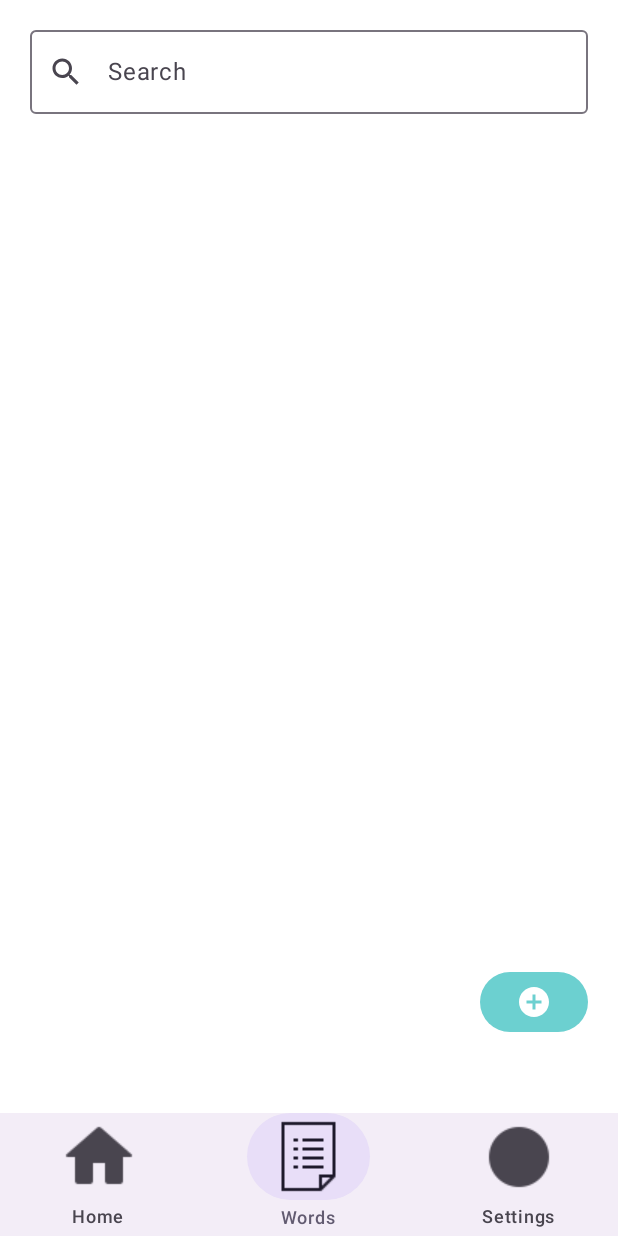
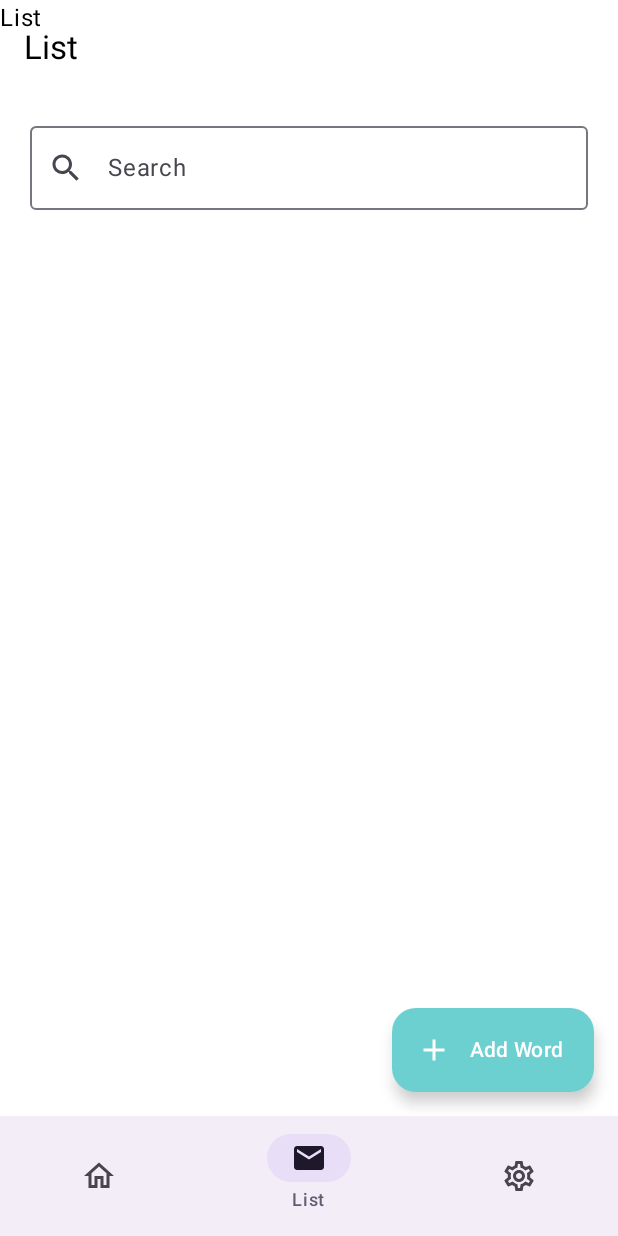
Before and after one commit to bhusarisuccess/Self-Vocab, an Android app built with Jetpack Compose: the screen it shows after launch (MainActivity), item 2 of the bottom bar chosen, on a phone screen of 412 x 824 dp. Run offline under Robolectric (Android 15) with nearby library versions, the phone set to English and light mode, and no system bars; our stand-ins replace Room's generated code.

Commit message:
Update the code changes

```diff
--- /dev/null
+++ b/app/src/main/java/com/example/self_vocab/Destination.kt
@@ -0,0 +1,9 @@
+package com.example.self_vocab
+
+enum class Destination (val route:String){
+    SPLASH_SCREEN("Splash"),
+    MAIN_SCREEN("Main"),
+    HOME_SCREEN("Home"),
+    LIST_SCREEN("List"),
+    SETTING_SCREEN("Setting"),
+}
--- a/app/src/main/java/com/example/self_vocab/MainActivity.kt
+++ b/app/src/main/java/com/example/self_vocab/MainActivity.kt
@@ -4,56 +4,17 @@ import android.os.Bundle
 import androidx.activity.ComponentActivity
 import androidx.activity.compose.setContent
 import androidx.activity.enableEdgeToEdge
-import androidx.compose.foundation.layout.padding
-import androidx.compose.material3.Scaffold
-import androidx.compose.ui.Modifier
-import androidx.navigation.compose.NavHost
-import androidx.navigation.compose.composable
-import androidx.navigation.compose.currentBackStackEntryAsState
-import androidx.navigation.compose.rememberNavController
-import com.example.self_vocab.data.WordDatabase
-import com.example.self_vocab.ui.screens.BottomNavigationMenu
-import com.example.self_vocab.ui.screens.HomeScreen
-import com.example.self_vocab.ui.screens.ListScreen
-import com.example.self_vocab.ui.screens.Settingscreen
-import com.example.self_vocab.ui.screens.SplashScreen
 import com.example.self_vocab.ui.theme.AppTheme
 
 
 class MainActivity : ComponentActivity() {
+
     override fun onCreate(savedInstanceState: Bundle?) {
         super.onCreate(savedInstanceState)
         enableEdgeToEdge()
         setContent {
             AppTheme {
-                val navController = rememberNavController()
-                Scaffold(bottomBar = {
-                    val navBackStackEntry = navController.currentBackStackEntryAsState().value
-                    val currentRoute = navBackStackEntry?.destination?.route
-                    if (currentRoute != "splash") {
-                        BottomNavigationMenu(navController)
-                    }
-                }) { innerPadding ->
-                    NavHost(
-                        navController = navController,
-                        startDestination = "splash",
-                        modifier = Modifier.padding(innerPadding)
-                    ) {
-                        composable("splash") {
-                            SplashScreen(navController)
-                        }
-                        composable("home") {
-                            HomeScreen(database = WordDatabase.getDatabase(applicationContext), )
-                        }
-                        composable("list") {
-                            ListScreen( database = WordDatabase.getDatabase(applicationContext))
-                        }
-                        composable("settings") {
-                            Settingscreen()
-
-                        }
-                    }
-                }
+                NavigationGraph()
             }
         }
     }
--- /dev/null
+++ b/app/src/main/java/com/example/self_vocab/NavigationGraph.kt
@@ -0,0 +1,33 @@
+package com.example.self_vocab
+
+import androidx.compose.runtime.Composable
+import androidx.navigation.compose.NavHost
+import androidx.navigation.compose.composable
+import androidx.navigation.compose.rememberNavController
+import com.example.self_vocab.ui.screens.HomeScreen
+import com.example.self_vocab.ui.screens.ListScreen
+import com.example.self_vocab.ui.screens.MainScreen
+import com.example.self_vocab.ui.screens.SettingScreen
+import com.example.self_vocab.ui.screens.SplashScreen
+
+@Composable
+fun NavigationGraph() {
+    val navController = rememberNavController()
+    NavHost(navController = navController, startDestination = Destination.SPLASH_SCREEN.route) {
+        composable(Destination.SPLASH_SCREEN.route) {
+            SplashScreen(navController)
+        }
+        composable(Destination.MAIN_SCREEN.route) {
+            MainScreen(navController)
+        }
+        composable(Destination.HOME_SCREEN.route) {
+            HomeScreen(navController)
+        }
+        composable(Destination.LIST_SCREEN.route) {
+            ListScreen(navController)
+        }
+        composable(Destination.SETTING_SCREEN.route) {
+            SettingScreen(navController)
+        }
+    }
+}
--- a/app/src/main/java/com/example/self_vocab/ui/screens/BottomNavItem.kt
+++ /dev/null
@@ -1,9 +0,0 @@
-package com.example.self_vocab.ui.screens
-
-import com.example.self_vocab.R
-
-sealed class BottomNavItem(val route: String, val title: String, val icon: Int){
-    object Home : BottomNavItem("home", "Home",R.drawable.home)
-    object List : BottomNavItem("list", "Words",R.drawable.list)
-    object Settings : BottomNavItem("settings", "Settings",R.drawable.setting)
-}
--- a/app/src/main/java/com/example/self_vocab/ui/screens/BottomNavigationMenu.kt
+++ /dev/null
@@ -1,38 +0,0 @@
-package com.example.self_vocab.ui.screens
-
-import androidx.compose.material3.Icon
-import androidx.compose.material3.NavigationBar
-import androidx.compose.material3.NavigationBarItem
-import androidx.compose.material3.Text
-import androidx.compose.runtime.Composable
-import androidx.compose.ui.res.painterResource
-import androidx.navigation.NavController
-import androidx.navigation.compose.currentBackStackEntryAsState
-
-
-@Composable
-fun BottomNavigationMenu(navController: NavController){
-val items = listOf(
-    BottomNavItem.Home,
-    BottomNavItem.List,
-    BottomNavItem.Settings
-)
-    NavigationBar {
-        val navBackStackEntry = navController.currentBackStackEntryAsState()
-        val currentRoute =navBackStackEntry.value?.destination?.route
-        items.forEach { item ->
-            NavigationBarItem(
-                icon = { Icon(painter = painterResource(id = item.icon), contentDescription = item.title) },
-                label = { Text(item.title) },
-                selected = currentRoute == item.route,
-                onClick = {
-                    navController.navigate(item.route) {
-                        popUpTo("home") { inclusive = false }
-                        launchSingleTop = true
-
-
-    }
-})
-        }
-    }
-}
--- a/app/src/main/java/com/example/self_vocab/ui/screens/HomeScreen.kt
+++ b/app/src/main/java/com/example/self_vocab/ui/screens/HomeScreen.kt
@@ -1,12 +1,10 @@
 package com.example.self_vocab.ui.screens
 
 import androidx.compose.foundation.layout.Column
-import androidx.compose.foundation.layout.Spacer
+import androidx.compose.foundation.layout.PaddingValues
 import androidx.compose.foundation.layout.fillMaxSize
 import androidx.compose.foundation.layout.fillMaxWidth
-import androidx.compose.foundation.layout.height
 import androidx.compose.foundation.layout.padding
-import androidx.compose.material3.Button
 import androidx.compose.material3.Card
 import androidx.compose.material3.ExperimentalMaterial3Api
 import androidx.compose.material3.MaterialTheme
@@ -16,21 +14,22 @@ import androidx.compose.material3.TopAppBar
 import androidx.compose.runtime.Composable
 import androidx.compose.runtime.collectAsState
 import androidx.compose.runtime.getValue
-import androidx.compose.runtime.setValue
 import androidx.compose.ui.Alignment
 import androidx.compose.ui.Modifier
-import androidx.compose.ui.tooling.preview.Preview
+import androidx.compose.ui.platform.LocalContext
 import androidx.compose.ui.unit.dp
 import androidx.lifecycle.ViewModel
 import androidx.lifecycle.ViewModelProvider
 import androidx.lifecycle.viewmodel.compose.viewModel
+import androidx.navigation.NavController
 import com.example.self_vocab.DViewModel.DictionaryViewModel
+import com.example.self_vocab.Entity.WordEntry
 import com.example.self_vocab.data.WordDatabase
 
 @OptIn(ExperimentalMaterial3Api::class)
-
 @Composable
-    fun HomeScreen(database: WordDatabase) {
+fun HomeScreen(navController: NavController) {
+    val database = WordDatabase.getDatabase(LocalContext.current)
     val viewModel: DictionaryViewModel = viewModel(factory = object : ViewModelProvider.Factory {
         override fun <T : ViewModel> create(modelClass: Class<T>): T {
             @Suppress("UNCHECKED_CAST")
@@ -42,21 +41,37 @@ import com.example.self_vocab.data.WordDatabase
     Scaffold(
         topBar = { TopAppBar(title = { Text("Home") }) },
         content = { paddingValues ->
+            HomeContent(paddingValues, latestWord)
+        }
+    )
+}
+
+@Composable
+fun HomeContent(paddingValues: PaddingValues, latestWord: WordEntry?) {
     Column(
-                    modifier = Modifier.fillMaxSize().padding(paddingValues).padding(16.dp),
+        modifier = Modifier
+            .fillMaxSize()
+            .padding(paddingValues)
+            .padding(16.dp),
         horizontalAlignment = Alignment.CenterHorizontally
     ) {
         latestWord?.let {
-                        Card(modifier = Modifier.fillMaxWidth().padding(8.dp)) {
+            Card(modifier = Modifier
+                .fillMaxWidth()
+                .padding(8.dp)) {
                 Column(modifier = Modifier.padding(16.dp)) {
                     Text(text = "Word: ${it.word}", style = MaterialTheme.typography.bodyLarge)
-                                Text(text = "Meaning: ${it.meaning}", style = MaterialTheme.typography.bodyMedium)
-                                Text(text = "Sentence: ${it.sentence}", style = MaterialTheme.typography.bodySmall)
+                    Text(
+                        text = "Meaning: ${it.meaning}",
+                        style = MaterialTheme.typography.bodyMedium
+                    )
+                    Text(
+                        text = "Sentence: ${it.sentence}",
+                        style = MaterialTheme.typography.bodySmall
+                    )
                 }
             }
         } ?: Text("No words added yet")
 
     }
 }
-        )
-    }
--- a/app/src/main/java/com/example/self_vocab/ui/screens/ListScreen.kt
+++ b/app/src/main/java/com/example/self_vocab/ui/screens/ListScreen.kt
@@ -3,6 +3,7 @@ package com.example.self_vocab.ui.screens
 import androidx.compose.foundation.layout.Arrangement
 import androidx.compose.foundation.layout.Box
 import androidx.compose.foundation.layout.Column
+import androidx.compose.foundation.layout.PaddingValues
 import androidx.compose.foundation.layout.Row
 import androidx.compose.foundation.layout.Spacer
 import androidx.compose.foundation.layout.fillMaxHeight
@@ -10,24 +11,27 @@ import androidx.compose.foundation.layout.fillMaxSize
 import androidx.compose.foundation.layout.fillMaxWidth
 import androidx.compose.foundation.layout.height
 import androidx.compose.foundation.layout.padding
-import androidx.compose.foundation.layout.size
 import androidx.compose.foundation.layout.width
 import androidx.compose.foundation.lazy.LazyColumn
 import androidx.compose.foundation.lazy.items
 import androidx.compose.material.icons.Icons
-import androidx.compose.material.icons.filled.AddCircle
+import androidx.compose.material.icons.filled.Add
 import androidx.compose.material.icons.filled.Search
 import androidx.compose.material3.Button
 import androidx.compose.material3.ButtonDefaults
 import androidx.compose.material3.Card
 import androidx.compose.material3.ExperimentalMaterial3Api
+import androidx.compose.material3.ExtendedFloatingActionButton
 import androidx.compose.material3.Icon
 import androidx.compose.material3.MaterialTheme
 import androidx.compose.material3.ModalBottomSheet
 import androidx.compose.material3.OutlinedTextField
+import androidx.compose.material3.Scaffold
 import androidx.compose.material3.Text
+import androidx.compose.material3.TopAppBar
 import androidx.compose.material3.rememberModalBottomSheetState
 import androidx.compose.runtime.Composable
+import androidx.compose.runtime.MutableState
 import androidx.compose.runtime.collectAsState
 import androidx.compose.runtime.getValue
 import androidx.compose.runtime.mutableStateOf
@@ -37,17 +41,49 @@ import androidx.compose.runtime.setValue
 import androidx.compose.ui.Alignment
 import androidx.compose.ui.Modifier
 import androidx.compose.ui.graphics.Color
+import androidx.compose.ui.platform.LocalContext
 import androidx.compose.ui.unit.dp
 import androidx.lifecycle.ViewModel
 import androidx.lifecycle.ViewModelProvider
 import androidx.lifecycle.viewmodel.compose.viewModel
+import androidx.navigation.NavHostController
 import com.example.self_vocab.DViewModel.DictionaryViewModel
 import com.example.self_vocab.Entity.WordEntry
 import com.example.self_vocab.data.WordDatabase
+import com.example.self_vocab.ui.theme.PrimaryColor
 
 @OptIn(ExperimentalMaterial3Api::class)
 @Composable
-fun ListScreen(database: WordDatabase) {
+fun ListScreen(navController: NavHostController) {
+    var showSheet = remember { mutableStateOf(false) }
+    Scaffold(
+        topBar = { TopAppBar(title = { Text("List") }) },
+        floatingActionButton = {
+            ExtendedFloatingActionButton(
+                text = { Text(text = "Add Word") },
+                onClick = {
+                    showSheet.value = true
+                },
+                containerColor = PrimaryColor,
+                contentColor = Color.White,
+                icon = { Icon(Icons.Filled.Add, "") },
+                modifier = Modifier.padding(bottom = 80.dp)
+            )
+        },
+        content = { paddingValues ->
+            ListScreenContent(navController, paddingValues, showSheet)
+        }
+    )
+}
+
+@OptIn(ExperimentalMaterial3Api::class)
+@Composable
+fun ListScreenContent(
+    navController: NavHostController,
+    paddingValues: PaddingValues,
+    showSheet: MutableState<Boolean>
+) {
+    val database: WordDatabase = WordDatabase.getDatabase(LocalContext.current)
     val viewModel: DictionaryViewModel = viewModel(factory = object : ViewModelProvider.Factory {
         override fun <T : ViewModel> create(modelClass: Class<T>): T {
             @Suppress("UNCHECKED_CAST")
@@ -56,12 +92,10 @@ fun ListScreen(database: WordDatabase) {
     })
     val sheetState = rememberModalBottomSheetState()
     val scope = rememberCoroutineScope()
-    var showSheet by remember { mutableStateOf(false) }
     val words by viewModel.words.collectAsState()
     var searchText by remember { mutableStateOf("") }
-
     Box(
-        modifier = Modifier.fillMaxSize(),
+        modifier = Modifier.padding(paddingValues),
         contentAlignment = Alignment.Center
     ) {
         Column(
@@ -79,15 +113,15 @@ fun ListScreen(database: WordDatabase) {
             verticalArrangement = Arrangement.Bottom
         ) {
             PartialBottomSheet(
+                showSheet,
                 onSave = { word, meaning, sentence ->
                     viewModel.addWord(word, meaning, sentence)
-                    showSheet = false
+                    showSheet.value = false
                 }
             )
         }
     }
 }
-
 
 @Composable
 fun SearchBar(searchText: String, onSearchTextChanged: (String) -> Unit) {
@@ -104,14 +138,18 @@ fun SearchBar(searchText: String, onSearchTextChanged: (String) -> Unit) {
 
 @Composable
 fun WordList(words: List<WordEntry>, viewModel: DictionaryViewModel) {
-    LazyColumn(modifier = Modifier
-        .fillMaxSize()
-        .fillMaxWidth()
-        .padding(5.dp)) {
+    LazyColumn(
+        modifier = Modifier
+            .fillMaxSize()
+            .fillMaxWidth()
+            .padding(5.dp)
+    ) {
         items(words) { word ->
-            Card(modifier = Modifier
-                .fillMaxWidth()
-                .padding(2.dp)) {
+            Card(
+                modifier = Modifier
+                    .fillMaxWidth()
+                    .padding(2.dp)
+            ) {
                 Column(modifier = Modifier.padding(10.dp)) {
                     Text(text = "Word: ${word.word}", style = MaterialTheme.typography.titleLarge)
                     Text(
@@ -136,8 +174,7 @@ fun WordList(words: List<WordEntry>, viewModel: DictionaryViewModel) {
 
 @OptIn(ExperimentalMaterial3Api::class)
 @Composable
-fun PartialBottomSheet(onSave: (String, String, String) -> Unit) {
-    var showBottomSheet by remember { mutableStateOf(false) }
+fun PartialBottomSheet(showSheet: MutableState<Boolean>, onSave: (String, String, String) -> Unit) {
     val sheetState = rememberModalBottomSheetState(
         skipPartiallyExpanded = false
     )
@@ -149,22 +186,11 @@ fun PartialBottomSheet(onSave: (String, String, String) -> Unit) {
         modifier = Modifier.fillMaxWidth(),
         horizontalAlignment = Alignment.CenterHorizontally,
     ) {
-        Button(
-            modifier = Modifier
-                .align(Alignment.End)
-                .padding(bottom = 50.dp, end = 20.dp),
-            onClick = {
-                showBottomSheet = true
-            }
-        ) {
-            Icon(Icons.Default.AddCircle, contentDescription = "Add Icon")
-        }
-
-        if (showBottomSheet) {
+        if (showSheet.value) {
             ModalBottomSheet(
                 modifier = Modifier.fillMaxHeight(),
                 sheetState = sheetState,
-                onDismissRequest = { showBottomSheet = false }
+                onDismissRequest = { showSheet.value = false }
             ) {
                 Text(
                     "Swipe up to open sheet. Swipe down to dismiss.",
@@ -218,7 +244,7 @@ fun PartialBottomSheet(onSave: (String, String, String) -> Unit) {
                         horizontalArrangement = Arrangement.SpaceEvenly
                     ) {
                         Button(
-                            onClick = { showBottomSheet = false },
+                            onClick = { showSheet.value = false },
                             colors = ButtonDefaults.buttonColors(containerColor = Color.Red),
                             modifier = Modifier.weight(1f)
                         ) {
@@ -228,7 +254,7 @@ fun PartialBottomSheet(onSave: (String, String, String) -> Unit) {
                         Button(
                             onClick = {
                                 onSave(wordState, meaningState, sentenceState)
-                                showBottomSheet = false
+                                showSheet.value = false
                                 wordState = ""
                                 meaningState = ""
                                 sentenceState = ""
--- /dev/null
+++ b/app/src/main/java/com/example/self_vocab/ui/screens/MainScreen.kt
@@ -0,0 +1,153 @@
+package com.example.self_vocab.ui.screens
+
+import androidx.compose.foundation.layout.PaddingValues
+import androidx.compose.foundation.layout.fillMaxSize
+import androidx.compose.material.icons.Icons
+import androidx.compose.material.icons.filled.Email
+import androidx.compose.material.icons.filled.Home
+import androidx.compose.material.icons.filled.Settings
+import androidx.compose.material.icons.outlined.Email
+import androidx.compose.material.icons.outlined.Home
+import androidx.compose.material.icons.outlined.Settings
+import androidx.compose.material3.ExperimentalMaterial3Api
+import androidx.compose.material3.Icon
+import androidx.compose.material3.MaterialTheme
+import androidx.compose.material3.NavigationBar
+import androidx.compose.material3.NavigationBarItem
+import androidx.compose.material3.Scaffold
+import androidx.compose.material3.Surface
+import androidx.compose.material3.Text
+import androidx.compose.runtime.Composable
+import androidx.compose.runtime.MutableIntState
+import androidx.compose.runtime.getValue
+import androidx.compose.runtime.mutableIntStateOf
+import androidx.compose.runtime.remember
+import androidx.compose.runtime.saveable.rememberSaveable
+import androidx.compose.runtime.setValue
+import androidx.compose.ui.Modifier
+import androidx.compose.ui.graphics.vector.ImageVector
+import androidx.compose.ui.tooling.preview.Preview
+import androidx.navigation.NavController
+import androidx.navigation.compose.NavHost
+import androidx.navigation.compose.composable
+import androidx.navigation.compose.rememberNavController
+import com.example.self_vocab.Destination
+import com.example.self_vocab.NavigationGraph
+import com.example.self_vocab.ui.theme.AppTheme
+
+
+data class BottomNavigationItem(
+    val title: String,
+    val selectedIcon: ImageVector,
+    val unselectedIcon: ImageVector,
+    val hasNews: Boolean,
+    val badgeCount: Int? = null
+)
+
+
+@OptIn(ExperimentalMaterial3Api::class)
+@Composable
+fun MainScreen(navController: NavController) {
+    val navController = rememberNavController()
+    AppTheme {
+        val items = listOf(
+            BottomNavigationItem(
+                title = Destination.HOME_SCREEN.route,
+                selectedIcon = Icons.Filled.Home,
+                unselectedIcon = Icons.Outlined.Home,
+                hasNews = false,
+            ),
+            BottomNavigationItem(
+                title = Destination.LIST_SCREEN.route,
+                selectedIcon = Icons.Filled.Email,
+                unselectedIcon = Icons.Outlined.Email,
+                hasNews = false,
+                badgeCount = 45
+            ),
+            BottomNavigationItem(
+                title = Destination.SETTING_SCREEN.route,
+                selectedIcon = Icons.Filled.Settings,
+                unselectedIcon = Icons.Outlined.Settings,
+                hasNews = true,
+            ),
+        )
+        var selectedIndex = remember{
+            mutableIntStateOf(0)
+        }
+        Surface(
+            modifier = Modifier.fillMaxSize(),
+            color = MaterialTheme.colorScheme.background
+        ) {
+            Scaffold(
+                topBar = { Text(text = items[selectedIndex.value].title) },
+                bottomBar = {
+                    BottomNavigationBar(navController, items,selectedIndex)
+                }
+            ) { paddingValue ->
+                NavHost(navController = navController, startDestination = Destination.HOME_SCREEN.route) {
+                    composable(Destination.HOME_SCREEN.route) {
+                        HomeScreen(navController)
+                    }
+                    composable(Destination.LIST_SCREEN.route) {
+                        ListScreen(navController)
+                    }
+                    composable(Destination.SETTING_SCREEN.route) {
+                        SettingScreen(navController)
+                    }
+                }
+            }
+        }
+    }
+}
+
+@Composable
+private fun BottomNavigationBar(
+    navController: NavController,
+    items: List<BottomNavigationItem>,
+    selectedIndex: MutableIntState
+) {
+    var selectedItemIndex by rememberSaveable {
+        mutableIntStateOf(0)
+    }
+    NavigationBar {
+        items.forEachIndexed { index, item ->
+            NavigationBarItem(
+                selected = selectedItemIndex == index,
+                onClick = {
+                    selectedItemIndex = index
+                    selectedIndex.value = index
+                    navController.navigate(item.title){
+                        launchSingleTop = true
+                    }
+                },
+                label = {
+                    Text(text = item.title)
+                },
+                alwaysShowLabel = false,
+                icon = {
+                    Icon(
+                        imageVector = if (index == selectedItemIndex) {
+                            item.selectedIcon
+                        } else item.unselectedIcon,
+                        contentDescription = item.title
+                    )
+                }
+            )
+        }
+    }
+}
+
+@Composable
+fun MainScreenContent(name: String, paddingValue: PaddingValues) {
+    Text(
+        text = "Hello $name!",
+    )
+}
+
+@Preview(showBackground = true)
+@Composable
+fun GreetingPreview() {
+    AppTheme {
+        MainScreen(rememberNavController())
+    }
+}
--- a/app/src/main/java/com/example/self_vocab/ui/screens/SplashScreen.kt
+++ b/app/src/main/java/com/example/self_vocab/ui/screens/SplashScreen.kt
@@ -28,6 +28,7 @@ import androidx.compose.ui.unit.dp
 import androidx.compose.ui.unit.sp
 import androidx.navigation.NavController
 import androidx.navigation.compose.rememberNavController
+import com.example.self_vocab.Destination
 import com.example.self_vocab.R
 import com.example.self_vocab.ui.theme.PrimaryColor
 import kotlinx.coroutines.delay
@@ -41,9 +42,7 @@ fun SplashScreen(navController: NavController) {
     LaunchedEffect(Unit) {
         alpha.animateTo(1f, animationSpec = tween(2000))
         delay(2000) // Simulate loading
-        navController.navigate("home"){
-            popUpTo("splash"){inclusive = true}
-        }
+        navController.navigate(Destination.MAIN_SCREEN.route)
     }
 
     Box(
```
Also changed, not shown: app/build.gradle.kts (+27 -10 lines), app/src/main/java/com/example/self_vocab/ui/screens/SettingScreen.kt (+16 -1 lines), gradle/libs.versions.toml (+8 -13 lines), 1 other file. Lines whose indentation alone changed are shown as unchanged.
